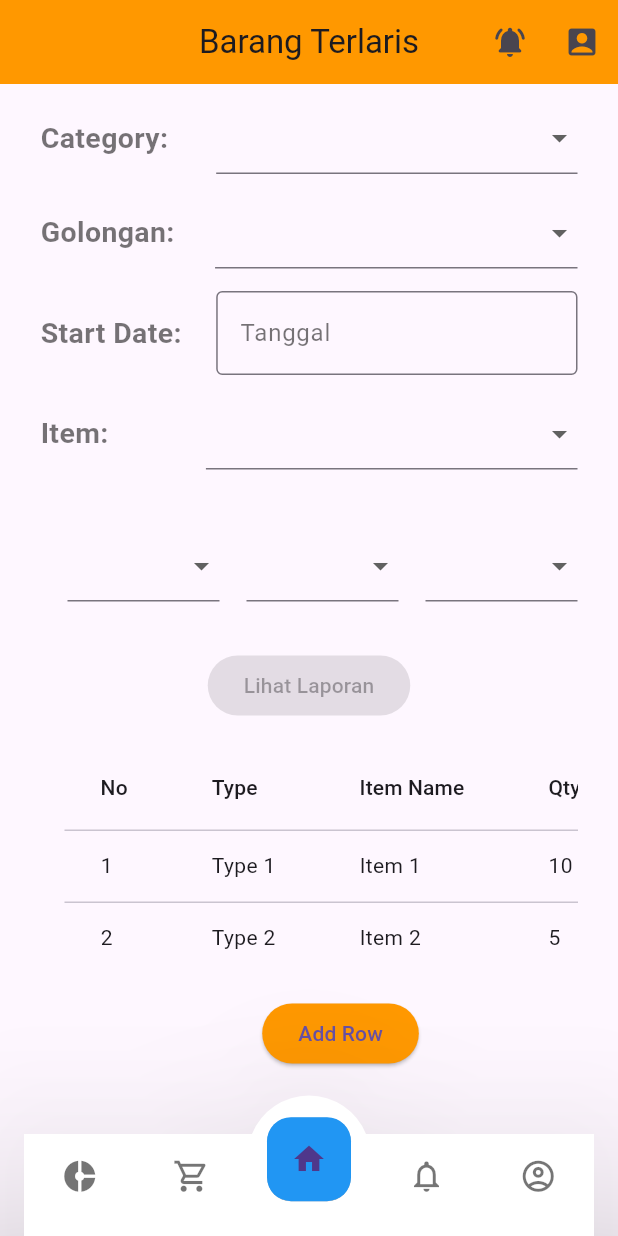
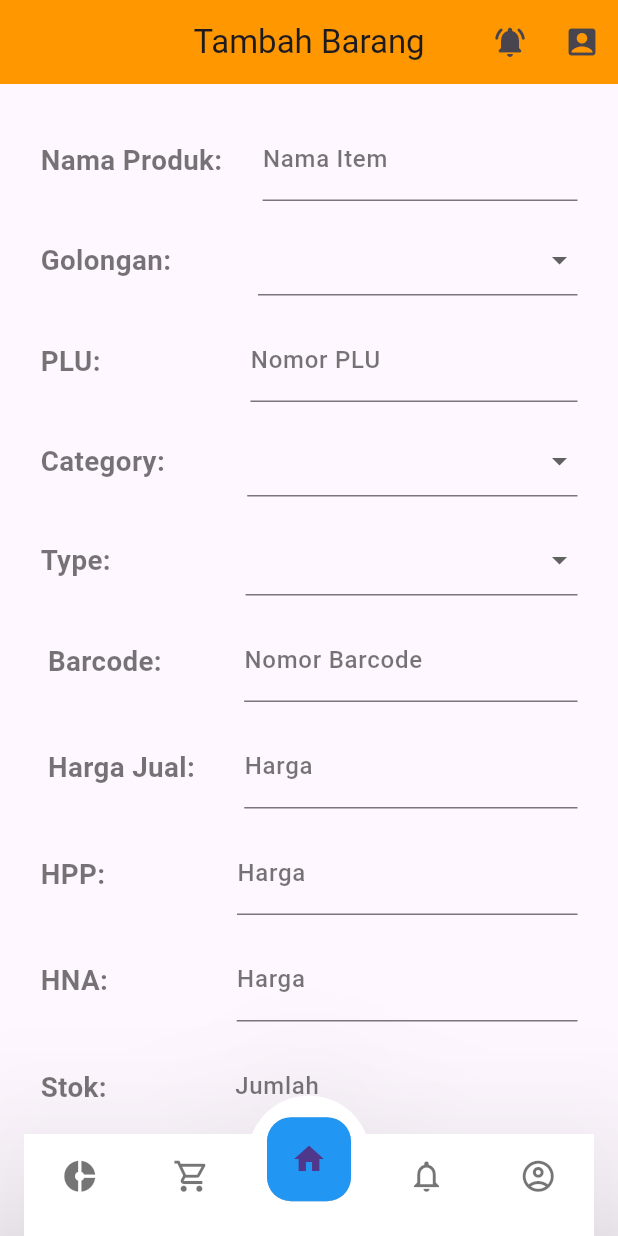
Before and after one commit to hazz01/PharmacyCashierSystem, a Flutter app: the MobileTerlaris screen opened directly, item 4 of the bottom bar chosen, on a phone screen of 412 x 824 dp. Run offline on Flutter 3.47's test engine with Material 3 defaults, Android fonts, the phone set to English and light mode, and no system bars; our stand-ins replace draggable_home.

Commit message:
PAGE ADD BARANG

```diff
--- /dev/null
+++ b/lib/addBarang.dart
@@ -0,0 +1,507 @@
+import 'package:apotek/main.dart';
+import 'package:flutter/foundation.dart';
+import 'package:flutter/material.dart';
+
+class addBarang extends StatefulWidget {
+  const addBarang({super.key});
+
+  @override
+  State<addBarang> createState() => _addBarangState();
+}
+
+class _addBarangState extends State<addBarang> {
+  String? _selectedGolongan_AddBarang;
+  String? _selectedKategori;
+  String? _selectedType;
+  String? _konsinyasi;
+
+  List<String> _golonganList = ['Golongan 1', 'Golongan 2', 'Golongan 3'];
+  List<String> _kategoriList = ['Kategori 1', 'Kategori 2', 'Kategori 3'];
+  List<String> _typeList = ['Type 1', 'Type 2', 'Type 3'];
+  List<String> _kons_type = ['True', 'False'];
+
+  void _showReport() {
+    if (_selectedGolongan_AddBarang != null &&
+        _selectedKategori != null &&
+        _selectedType != null &&
+        _konsinyasi != null) {
+      print('Golongan: $_selectedGolongan_AddBarang');
+      print('Kategory: $_selectedKategori');
+      print('Type Barang: $_typeList');
+      print('Konainyasi: $_kons_type');
+    } else {
+      print('Mohon lengkapi semua informasi sebelum menambahkan barang.');
+    }
+  }
+
+  //List<String> _konsinyasi = ['True', 'false'];
+
+  @override
+  Widget build(BuildContext context) {
+    int currentPage = 0;
+    return Scaffold(
+      appBar: AppBar(
+        title: const Text('Tambah Barang'),
+        automaticallyImplyLeading: false,
+        centerTitle: true,
+        backgroundColor: Colors.orange,
+        actions: [
+          IconButton(
+              onPressed: () {}, icon: Icon(Icons.notifications_active_rounded)),
+          IconButton(onPressed: () {}, icon: Icon(Icons.account_box_rounded)),
+        ],
+      ),
+      body: SingleChildScrollView(
+        child: Container(
+          padding: const EdgeInsets.fromLTRB(15, 10, 15, 0),
+          margin: const EdgeInsets.all(12),
+          child: Column(
+            children: [
+              const Row(
+                mainAxisAlignment: MainAxisAlignment.center,
+                children: [
+                  Text(
+                    'Nama Produk: ',
+                    style: TextStyle(
+                        fontSize: 18.5,
+                        fontWeight: FontWeight.w700,
+                        color: Colors.black54),
+                  ),
+                  SizedBox(
+                    width: 22,
+                  ),
+                  Expanded(
+                    child: TextField(
+                      decoration: InputDecoration(
+                          label: Text(
+                            'Nama Item',
+                            style: TextStyle(
+                                color: Colors.black54,
+                                fontSize: 16,
+                                fontWeight: FontWeight.w500),
+                          ),
+                          focusedBorder: UnderlineInputBorder(
+                              borderSide: BorderSide(color: Colors.orange))),
+                    ),
+                  ),
+                ],
+              ),
+              SizedBox(
+                height: 15,
+              ),
+              Row(
+                children: [
+                  Text(
+                    'Golongan: ',
+                    style: TextStyle(
+                        fontSize: 18.5,
+                        fontWeight: FontWeight.w700,
+                        color: Colors.black54),
+                  ),
+                  SizedBox(
+                    width: 53,
+                  ),
+                  Expanded(
+                    child: DropdownButtonFormField<String>(
+                      // ignore: unnecessary_const
+                      style: const TextStyle(
+                          color: Colors.black54,
+                          fontSize: 16,
+                          fontWeight: FontWeight.w500),
+                      value: _selectedGolongan_AddBarang,
+                      onChanged: (String? newValue) {
+                        setState(() {
+                          _selectedGolongan_AddBarang = newValue;
+                        });
+                      },
+                      decoration: const InputDecoration(
+                        focusedBorder: UnderlineInputBorder(
+                            borderSide: BorderSide(color: Colors.orange)),
+                      ),
+                      items: _golonganList
+                          .map<DropdownMenuItem<String>>((String value) {
+                        return DropdownMenuItem<String>(
+                          value: value,
+                          child: Text(value),
+                        );
+                      }).toList(),
+                    ),
+                  ),
+                ],
+              ),
+              const SizedBox(
+                height: 15,
+              ),
+              const Row(
+                children: [
+                  Text(
+                    'PLU: ',
+                    style: TextStyle(
+                        fontSize: 18.5,
+                        fontWeight: FontWeight.w700,
+                        color: Colors.black54),
+                  ),
+                  SizedBox(
+                    width: 95,
+                  ),
+                  Expanded(
+                    child: TextField(
+                      decoration: InputDecoration(
+                          label: Text(
+                            'Nomor PLU',
+                            style: TextStyle(
+                                color: Colors.black54,
+                                fontSize: 16,
+                                fontWeight: FontWeight.w500),
+                          ),
+                          focusedBorder: UnderlineInputBorder(
+                              borderSide: BorderSide(color: Colors.orange))),
+                    ),
+                  ),
+                ],
+              ),
+              SizedBox(height: 15),
+              Row(
+                children: [
+                  const Text(
+                    'Category: ',
+                    style: TextStyle(
+                        fontSize: 18.5,
+                        fontWeight: FontWeight.w700,
+                        color: Colors.black54),
+                  ),
+                  const SizedBox(
+                    width: 50,
+                  ),
+                  Expanded(
+                    child: DropdownButtonFormField<String>(
+                      style: const TextStyle(
+                          color: Colors.black54,
+                          fontSize: 16,
+                          fontWeight: FontWeight.w500),
+                      value: _selectedKategori,
+                      onChanged: (String? newValue) {
+                        setState(() {
+                          _selectedKategori = newValue;
+                        });
+                      },
+                      decoration: const InputDecoration(
+                        focusedBorder: UnderlineInputBorder(
+                            borderSide: BorderSide(color: Colors.orange)),
+                      ),
+                      items: _kategoriList
+                          .map<DropdownMenuItem<String>>((String value) {
+                        return DropdownMenuItem<String>(
+                          value: value,
+                          child: Text(value),
+                        );
+                      }).toList(),
+                    ),
+                  ),
+                ],
+              ),
+              SizedBox(
+                height: 18,
+              ),
+              Row(
+                children: [
+                  const Text(
+                    'Type: ',
+                    style: TextStyle(
+                        fontSize: 18.5,
+                        fontWeight: FontWeight.w700,
+                        color: Colors.black54),
+                  ),
+                  const SizedBox(
+                    width: 85,
+                  ),
+                  Expanded(
+                    child: DropdownButtonFormField<String>(
+                      style: const TextStyle(
+                          color: Colors.black54,
+                          fontSize: 16,
+                          fontWeight: FontWeight.w500),
+                      value: _selectedType,
+                      onChanged: (String? newValue) {
+                        setState(() {
+                          _selectedType = newValue;
+                        });
+                      },
+                      decoration: const InputDecoration(
+                        focusedBorder: UnderlineInputBorder(
+                            borderSide: BorderSide(color: Colors.orange)),
+                      ),
+                      items: _typeList
+                          .map<DropdownMenuItem<String>>((String value) {
+                        return DropdownMenuItem<String>(
+                          value: value,
+                          child: Text(value),
+                        );
+                      }).toList(),
+                    ),
+                  ),
+                ],
+              ),
+              SizedBox(
+                height: 15,
+              ),
+              const Row(
+                children: [
+                  Text(
+                    ' Barcode: ',
+                    style: TextStyle(
+                        fontSize: 18.5,
+                        fontWeight: FontWeight.w700,
+                        color: Colors.black54),
+                  ),
+                  SizedBox(
+                    width: 50,
+                  ),
+                  Expanded(
+                    child: TextField(
+                      decoration: InputDecoration(
+                          label: Text(
+                            'Nomor Barcode',
+                            style: TextStyle(
+                                color: Colors.black54,
+                                fontSize: 16,
+                                fontWeight: FontWeight.w500),
+                          ),
+                          focusedBorder: UnderlineInputBorder(
+                              borderSide: BorderSide(color: Colors.orange))),
+                    ),
+                  ),
+                ],
+              ),
+              SizedBox(
+                height: 15,
+              ),
+              const Row(
+                children: [
+                  Text(
+                    ' Harga Jual: ',
+                    style: TextStyle(
+                        fontSize: 18.5,
+                        fontWeight: FontWeight.w700,
+                        color: Colors.black54),
+                  ),
+                  SizedBox(
+                    width: 28,
+                  ),
+                  Expanded(
+                    child: TextField(
+                      decoration: InputDecoration(
+                          label: Text(
+                            'Harga',
+                            style: TextStyle(
+                                color: Colors.black54,
+                                fontSize: 16,
+                                fontWeight: FontWeight.w500),
+                          ),
+                          focusedBorder: UnderlineInputBorder(
+                              borderSide: BorderSide(color: Colors.orange))),
+                    ),
+                  ),
+                ],
+              ),
+              SizedBox(
+                height: 15,
+              ),
+              const Row(
+                children: [
+                  Text(
+                    'HPP: ',
+                    style: TextStyle(
+                        fontSize: 18.5,
+                        fontWeight: FontWeight.w700,
+                        color: Colors.black54),
+                  ),
+                  SizedBox(
+                    width: 83,
+                  ),
+                  Expanded(
+                    child: TextField(
+                      decoration: InputDecoration(
+                          label: Text(
+                            'Harga',
+                            style: TextStyle(
+                                color: Colors.black54,
+                                fontSize: 16,
+                                fontWeight: FontWeight.w500),
+                          ),
+                          focusedBorder: UnderlineInputBorder(
+                              borderSide: BorderSide(color: Colors.orange))),
+                    ),
+                  ),
+                ],
+              ),
+              SizedBox(
+                height: 15,
+              ),
+              const Row(
+                children: [
+                  Text(
+                    'HNA: ',
+                    style: TextStyle(
+                        fontSize: 18.5,
+                        fontWeight: FontWeight.w700,
+                        color: Colors.black54),
+                  ),
+                  SizedBox(
+                    width: 81,
+                  ),
+                  Expanded(
+                    child: TextField(
+                      decoration: InputDecoration(
+                          label: Text(
+                            'Harga',
+                            style: TextStyle(
+                                color: Colors.black54,
+                                fontSize: 16,
+                                fontWeight: FontWeight.w500),
+                          ),
+                          focusedBorder: UnderlineInputBorder(
+                              borderSide: BorderSide(color: Colors.orange))),
+                    ),
+                  ),
+                ],
+              ),
+              SizedBox(
+                height: 15,
+              ),
+              const Row(
+                children: [
+                  Text(
+                    'Stok: ',
+                    style: TextStyle(
+                        fontSize: 18.5,
+                        fontWeight: FontWeight.w700,
+                        color: Colors.black54),
+                  ),
+                  SizedBox(
+                    width: 80.5,
+                  ),
+                  Expanded(
+                    child: TextField(
+                      decoration: InputDecoration(
+                          label: Text(
+                            'Jumlah',
+                            style: TextStyle(
+                                color: Colors.black54,
+                                fontSize: 16,
+                                fontWeight: FontWeight.w500),
+                          ),
+                          focusedBorder: UnderlineInputBorder(
+                              borderSide: BorderSide(color: Colors.orange))),
+                    ),
+                  ),
+                ],
+              ),
+              SizedBox(
+                height: 15,
+              ),
+              const Row(
+                children: [
+                  Text(
+                    'Konversi: ',
+                    style: TextStyle(
+                        fontSize: 18.5,
+                        fontWeight: FontWeight.w700,
+                        color: Colors.black54),
+                  ),
+                  SizedBox(
+                    width: 42,
+                  ),
+                  Expanded(
+                    child: TextField(
+                      decoration: InputDecoration(
+                          label: Text(
+                            'Jumlah',
+                            style: TextStyle(
+                                color: Colors.black54,
+                                fontSize: 16,
+                                fontWeight: FontWeight.w500),
+                          ),
+                          focusedBorder: UnderlineInputBorder(
+                              borderSide: BorderSide(color: Colors.orange))),
+                    ),
+                  ),
+                ],
+              ),
+              const SizedBox(
+                height: 15,
+              ),
+              Row(
+                children: [
+                  Text(
+                    'Konsinyasi',
+                    style: TextStyle(
+                        fontSize: 18.5,
+                        fontWeight: FontWeight.w600,
+                        color: Colors.black54),
+                  ),
+                  SizedBox(
+                    width: 35,
+                  ),
+                  Expanded(
+                    child: DropdownButtonFormField<String>(
+                      // ignore: unnecessary_const
+                      style: const TextStyle(
+                          color: Colors.black54,
+                          fontSize: 16,
+                          fontWeight: FontWeight.w500),
+                      value: _konsinyasi,
+                      onChanged: (String? newValue) {
+                        setState(() {
+                          _konsinyasi = newValue;
+                        });
+                      },
+                      decoration: const InputDecoration(
+                        focusedBorder: UnderlineInputBorder(
+                            borderSide: BorderSide(color: Colors.orange)),
+                      ),
+                      items: _kons_type
+                          .map<DropdownMenuItem<String>>((String value) {
+                        return DropdownMenuItem<String>(
+                          value: value,
+                          child: Text(value),
+                        );
+                      }).toList(),
+                    ),
+                  ),
+                ],
+              ),
+              SizedBox(
+                height: 45,
+              ),
+              ElevatedButton(
+                onPressed: _selectedKategori != null &&
+                        _selectedGolongan_AddBarang != null &&
+                        _selectedType != null &&
+                        _konsinyasi != null
+                    ? _showReport
+                    : null,
+                style: ElevatedButton.styleFrom(
+                  backgroundColor: Colors.orange, // Ubah warna latar belakang
+                  // Ubah warna teks
+                ),
+                child: const Text('Lihat Laporan'),
+              ),
+            ],
+          ),
+        ),
+      ),
+      bottomNavigationBar: BottomNavBarRaisedInsetFb1(
+        currentPage: currentPage,
+        onPageChanged: (index) {
+          setState(() {
+            currentPage = index;
+            if (kDebugMode) {
+              print("currentPage: $currentPage");
+            }
+          });
+        },
+      ),
+    );
+  }
+}
--- a/lib/main.dart
+++ b/lib/main.dart
@@ -1,3 +1,4 @@
+import 'package:apotek/addBarang.dart';
 import 'package:apotek/login.dart';
 import 'package:apotek/mobile_dashboard.dart';
 import 'package:apotek/mobile_jatuhtempo.dart';
@@ -21,7 +22,7 @@ class MyApp extends StatelessWidget {
       theme: ThemeData(
         primarySwatch: Colors.blue,
       ),
-      home: LoginPage(),
+      home: LoginPage(), //harus nyala
     );
   }
 }
@@ -36,7 +37,12 @@ class RootPage extends StatefulWidget {
 class _RootPageState extends State<RootPage> {
   int currentPage = 0;
   // List<Widget> pages = [LoginPage(),MobileTerlaris(), Mobile_Kosong()];
-  List<Widget> pages = [LoginPage(), Mobile_Dashboard(), MobileTerlaris()];
+  List<Widget> pages = [
+    LoginPage(),
+    Mobile_Dashboard(),
+    MobileTerlaris(),
+    addBarang()
+  ];
 
   @override
   Widget build(BuildContext context) {
@@ -246,7 +252,7 @@ class _BottomNavBarRaisedInsetFb1State
                       PageRouteBuilder(
                         transitionDuration: Duration.zero,
                         pageBuilder: (context, animation, secondaryAnimation) =>
-                            MobileTerlaris(),
+                            addBarang(),
                       ),
                     );
                   },
```
